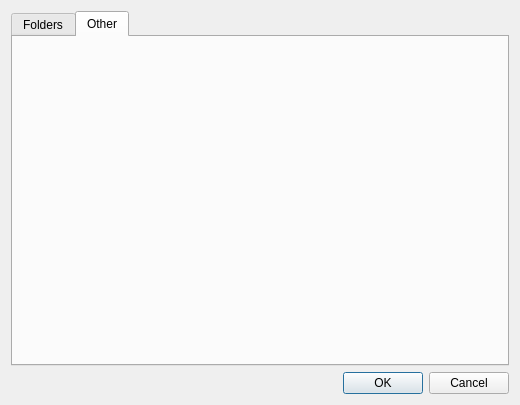
Before: the Qt Designer form configwidget.ui in codestation/qcma, drawn with Qt 5.
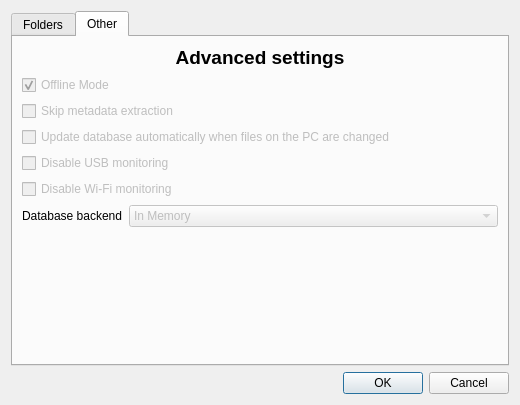
After: the same form once the commit is applied. The open tabs and pages were chosen to show the change.

Commit message: Include future options in settings dialog. Only send the file name to the progress dialog.

The edit to the form file:
```diff
--- a/configwidget.ui
+++ b/configwidget.ui
@@ -191,6 +191,108 @@
         <attribute name="title">
          <string>Other</string>
         </attribute>
+        <layout class="QGridLayout" name="gridLayout_3">
+         <item row="2" column="0">
+          <layout class="QVBoxLayout" name="verticalLayout_8">
+           <item>
+            <widget class="QLabel" name="label_7">
+             <property name="text">
+              <string>&lt;html&gt;&lt;head/&gt;&lt;body&gt;&lt;p align=&quot;center&quot;&gt;&lt;span style=&quot; font-size:14pt; font-weight:600;&quot;&gt;Advanced settings&lt;/span&gt;&lt;/p&gt;&lt;/body&gt;&lt;/html&gt;</string>
+             </property>
+            </widget>
+           </item>
+           <item>
+            <widget class="QCheckBox" name="checkBox">
+             <property name="enabled">
+              <bool>false</bool>
+             </property>
+             <property name="text">
+              <string>Offline Mode</string>
+             </property>
+             <property name="checked">
+              <bool>true</bool>
+             </property>
+            </widget>
+           </item>
+           <item>
+            <widget class="QCheckBox" name="checkBox_2">
+             <property name="enabled">
+              <bool>false</bool>
+             </property>
+             <property name="text">
+              <string>Skip metadata extraction</string>
+             </property>
+            </widget>
+           </item>
+           <item>
+            <widget class="QCheckBox" name="checkBox_3">
+             <property name="enabled">
+              <bool>false</bool>
+             </property>
+             <property name="text">
+              <string>Update database automatically when files on the PC are changed</string>
+             </property>
+            </widget>
+           </item>
+           <item>
+            <widget class="QCheckBox" name="checkBox_4">
+             <property name="enabled">
+              <bool>false</bool>
+             </property>
+             <property name="text">
+              <string>Disable USB monitoring</string>
+             </property>
+            </widget>
+           </item>
+           <item>
+            <widget class="QCheckBox" name="checkBox_5">
+             <property name="enabled">
+              <bool>false</bool>
+             </property>
+             <property name="text">
+              <string>Disable Wi-Fi monitoring</string>
+             </property>
+            </widget>
+           </item>
+           <item>
+            <layout class="QFormLayout" name="formLayout">
+             <item row="0" column="0">
+              <widget class="QLabel" name="label_8">
+               <property name="text">
+                <string>Database backend</string>
+               </property>
+              </widget>
+             </item>
+             <item row="0" column="1">
+              <widget class="QComboBox" name="comboBox">
+               <property name="enabled">
+                <bool>false</bool>
+               </property>
+               <item>
+                <property name="text">
+                 <string>In Memory</string>
+                </property>
+               </item>
+              </widget>
+             </item>
+            </layout>
+           </item>
+           <item>
+            <spacer name="verticalSpacer">
+             <property name="orientation">
+              <enum>Qt::Vertical</enum>
+             </property>
+             <property name="sizeHint" stdset="0">
+              <size>
+               <width>20</width>
+               <height>40</height>
+              </size>
+             </property>
+            </spacer>
+           </item>
+          </layout>
+         </item>
+        </layout>
        </widget>
       </widget>
      </item>
```
The commit also changes 2 other files.
